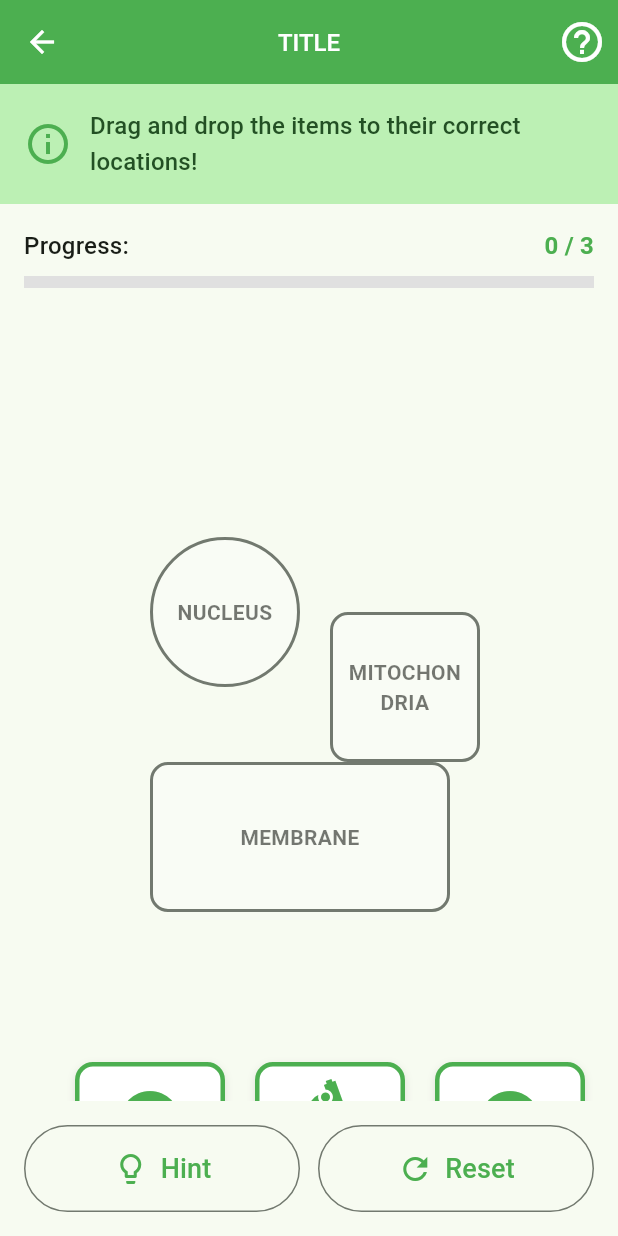
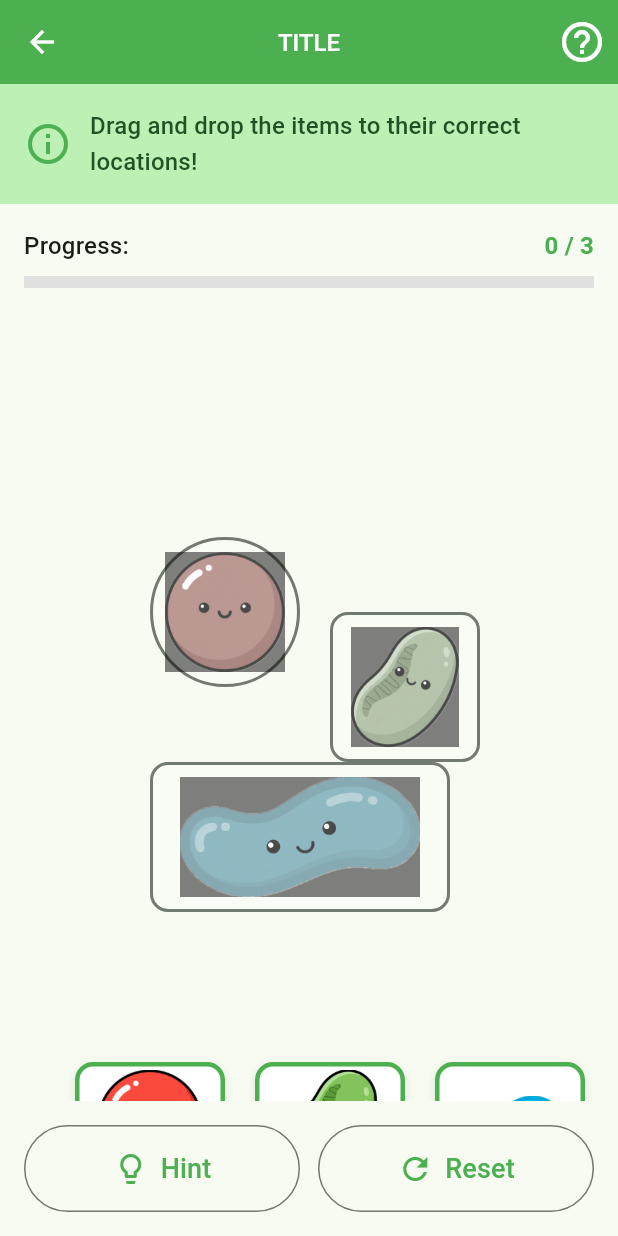
Before and after one commit to Pavlitto97/bio-mind-edu, a Flutter app: the InteractiveTaskPage screen opened directly with empty values, on a phone screen of 412 x 824 dp. Run offline on Flutter 3.47's test engine with Material 3 defaults, Android fonts, the phone set to English and light mode, and no system bars; our stand-ins replace audioplayers, flutter_dotenv, flutter_riverpod, freezed_annotation, hive, hive_flutter; missing offline and left inert: model_viewer_plus; accounts and stored records are empty; generated files the repository leaves out were written again.

Commit message:
feat: integrate real images for Cell interactive task with visual feedback
- Add high-quality AI-generated images for cell parts:
  - nucleus.png (674KB) - red nucleus with kawaii style
  - mitochondria.png (730KB) - green mitochondria
  - membrane.png (712KB) - blue cell membrane

- Update interactive task labels:
  - Draggable items: NUCLEUS, MITOCHONDRIA, MEMBRANE
  - Target zones: CENTER, ENERGY, OUTER LAYER

- Implement advanced visual feedback in drop zones:
  - Empty state: grayscale/darkened image (70% opacity)
  - Success state: full color with green-yellow aura glow
  - Smooth 300ms animation transition
  - BoxShadow effects for success celebration

- Enhance DraggableTaskItem widget:
  - Increase image size from 60x60 to 70x70
  - Add ClipRRect for rounded corners
  - Better image containment and error handling

- Update DropTargetZone widget:
  - ColorFiltered images for dark/inactive state
  - Success aura with multi-layer shadow effects
  - Dynamic opacity and color transitions
  - Image-based targets instead of text labels

This creates an intuitive drag-and-drop experience where children:
1. See colorful images at bottom (draggable items)
2. See dark silhouettes at top (target zones)
3. Drag colorful image to matching dark zone
4. Watch it light up with success aura on correct placement

```diff
--- a/biomind_edu/lib/features/interactive_task/presentation/interactive_task_page.dart
+++ b/biomind_edu/lib/features/interactive_task/presentation/interactive_task_page.dart
@@ -98,6 +98,69 @@ class _InteractiveTaskPageState extends ConsumerState<InteractiveTaskPage> {
   /// Create a mock interactive task for testing
   /// TODO: Remove this when proper task loading is implemented
   InteractiveTask _createMockTask() {
+    // Return different tasks based on taskId
+    if (widget.taskId == 'task_plant_parts') {
+      return const InteractiveTask(
+        id: 'plant_drag_drop',
+        titleKey: 'tasks.plant.drag_drop.title',
+        instructionKey: 'tasks.plant.drag_drop.instruction',
+        type: TaskType.dragDrop,
+        items: [
+          TaskItem(
+            id: 'roots',
+            labelKey: 'tasks.plant.items.roots',
+            iconName: 'grass',
+            color: '#8B4513',
+            initialPosition: [50, 500],
+          ),
+          TaskItem(
+            id: 'stem',
+            labelKey: 'tasks.plant.items.stem',
+            iconName: 'height',
+            color: '#4CAF50',
+            initialPosition: [170, 500],
+          ),
+          TaskItem(
+            id: 'leaves',
+            labelKey: 'tasks.plant.items.leaves',
+            iconName: 'eco',
+            color: '#66BB6A',
+            initialPosition: [290, 500],
+          ),
+        ],
+        targets: [
+          TaskTarget(
+            id: 'roots_zone',
+            labelKey: 'Roots',
+            position: [100, 350],
+            size: [120, 80],
+            shape: 'rectangle',
+          ),
+          TaskTarget(
+            id: 'stem_zone',
+            labelKey: 'Stem',
+            position: [100, 200],
+            size: [80, 120],
+            shape: 'rectangle',
+          ),
+          TaskTarget(
+            id: 'leaves_zone',
+            labelKey: 'Leaves',
+            position: [150, 100],
+            size: [100, 80],
+            shape: 'circle',
+          ),
+        ],
+        correctMatches: {
+          'roots': 'roots_zone',
+          'stem': 'stem_zone',
+          'leaves': 'leaves_zone',
+        },
+        minCorrectToPass: 2,
+      );
+    }
+
+    // Default: Cell task
     return const InteractiveTask(
       id: 'cell_drag_drop',
       titleKey: 'tasks.cell.drag_drop.title',
@@ -106,22 +169,22 @@ class _InteractiveTaskPageState extends ConsumerState<InteractiveTaskPage> {
       items: [
         TaskItem(
           id: 'nucleus',
-          labelKey: 'tasks.cell.items.nucleus',
-          iconName: 'circle',
+          labelKey: 'NUCLEUS',
+          imagePath: 'assets/images/nucleus.png',
           color: '#FF5722',
           initialPosition: [50, 500],
         ),
         TaskItem(
           id: 'mitochondria',
-          labelKey: 'tasks.cell.items.mitochondria',
-          iconName: 'biotech',
+          labelKey: 'MITOCHONDRIA',
+          imagePath: 'assets/images/mitochondria.png',
           color: '#4CAF50',
           initialPosition: [170, 500],
         ),
         TaskItem(
           id: 'membrane',
-          labelKey: 'tasks.cell.items.membrane',
-          iconName: 'circle',
+          labelKey: 'MEMBRANE',
+          imagePath: 'assets/images/membrane.png',
           color: '#2196F3',
           initialPosition: [290, 500],
         ),
@@ -129,21 +192,24 @@ class _InteractiveTaskPageState extends ConsumerState<InteractiveTaskPage> {
       targets: [
         TaskTarget(
           id: 'nucleus_zone',
-          labelKey: 'Nucleus',
+          labelKey: 'CENTER',
+          imagePath: 'assets/images/nucleus.png',
           position: [100, 150],
           size: [100, 100],
           shape: 'circle',
         ),
         TaskTarget(
           id: 'mitochondria_zone',
-          labelKey: 'Mitochondria',
+          labelKey: 'ENERGY',
+          imagePath: 'assets/images/mitochondria.png',
           position: [220, 200],
           size: [100, 100],
           shape: 'rectangle',
         ),
         TaskTarget(
           id: 'membrane_zone',
-          labelKey: 'Membrane',
+          labelKey: 'OUTER LAYER',
+          imagePath: 'assets/images/membrane.png',
           position: [100, 300],
           size: [200, 100],
           shape: 'rectangle',
--- a/biomind_edu/lib/features/interactive_task/widgets/draggable_task_item.dart
+++ b/biomind_edu/lib/features/interactive_task/widgets/draggable_task_item.dart
@@ -80,10 +80,13 @@ class DraggableTaskItem extends StatelessWidget {
             if (item.iconName != null)
               Icon(_getIconData(item.iconName!), size: 48, color: borderColor)
             else if (item.imagePath != null)
-              Image.asset(
+              ClipRRect(
+                borderRadius: BorderRadius.circular(8),
+                child: Image.asset(
                   item.imagePath!,
-                width: 60,
-                height: 60,
+                  width: 70,
+                  height: 70,
+                  fit: BoxFit.contain,
                   errorBuilder: (context, error, stackTrace) {
                     return Icon(
                       Icons.image_not_supported,
@@ -91,6 +94,7 @@ class DraggableTaskItem extends StatelessWidget {
                       color: Colors.grey,
                     );
                   },
+                ),
               )
             else
               Icon(Icons.drag_indicator, size: 48, color: borderColor),
@@ -103,7 +107,7 @@ class DraggableTaskItem extends StatelessWidget {
               child: Text(
                 _getItemLabel(),
                 style: TextStyle(
-                  fontSize: 12,
+                  fontSize: 11,
                   fontWeight: FontWeight.bold,
                   color: borderColor,
                 ),
--- a/biomind_edu/lib/features/interactive_task/widgets/drop_target_zone.dart
+++ b/biomind_edu/lib/features/interactive_task/widgets/drop_target_zone.dart
@@ -65,9 +65,68 @@ class _DropTargetZoneState extends State<DropTargetZone> {
             shape: isCircle ? BoxShape.circle : BoxShape.rectangle,
           ),
           child: Center(
-            child: widget.isOccupied
-                ? Icon(Icons.check_circle, color: Colors.green[600], size: 48)
-                : _buildLabel(theme),
+            child: Stack(
+              alignment: Alignment.center,
+              children: [
+                // Background image (dark/grayscale when empty, colored when occupied)
+                if (widget.target.imagePath != null)
+                  AnimatedOpacity(
+                    duration: const Duration(milliseconds: 300),
+                    opacity: widget.isOccupied ? 1.0 : 0.7,
+                    child: ColorFiltered(
+                      colorFilter: widget.isOccupied
+                          ? const ColorFilter.mode(
+                              Colors.transparent,
+                              BlendMode.multiply,
+                            )
+                          : ColorFilter.mode(
+                              Colors.black.withOpacity(0.7),
+                              BlendMode.saturation,
+                            ),
+                      child: Image.asset(
+                        widget.target.imagePath!,
+                        width: width * 0.8,
+                        height: height * 0.8,
+                        fit: BoxFit.contain,
+                        errorBuilder: (context, error, stackTrace) {
+                          return Icon(
+                            Icons.image_not_supported,
+                            size: 48,
+                            color: Colors.grey,
+                          );
+                        },
+                      ),
+                    ),
+                  ),
+
+                // Success aura/glow effect when occupied
+                if (widget.isOccupied && widget.target.imagePath != null)
+                  Positioned.fill(
+                    child: Container(
+                      decoration: BoxDecoration(
+                        borderRadius: isCircle ? null : BorderRadius.circular(12),
+                        shape: isCircle ? BoxShape.circle : BoxShape.rectangle,
+                        boxShadow: [
+                          BoxShadow(
+                            color: Colors.green.withOpacity(0.6),
+                            blurRadius: 20,
+                            spreadRadius: 5,
+                          ),
+                          BoxShadow(
+                            color: Colors.yellow.withOpacity(0.4),
+                            blurRadius: 30,
+                            spreadRadius: 10,
+                          ),
+                        ],
+                      ),
+                    ),
+                  ),
+
+                // Label (only when not occupied and no image)
+                if (!widget.isOccupied && widget.target.imagePath == null)
+                  _buildLabel(theme),
+              ],
+            ),
           ),
         );
       },
```
Also changed, not shown: biomind_edu/assets/images/cell_thumbnail.png, biomind_edu/assets/images/membrane.png (added), biomind_edu/assets/images/mitochondria.png (added), biomind_edu/assets/images/nucleus.png (added). Lines whose indentation alone changed are shown as unchanged.
